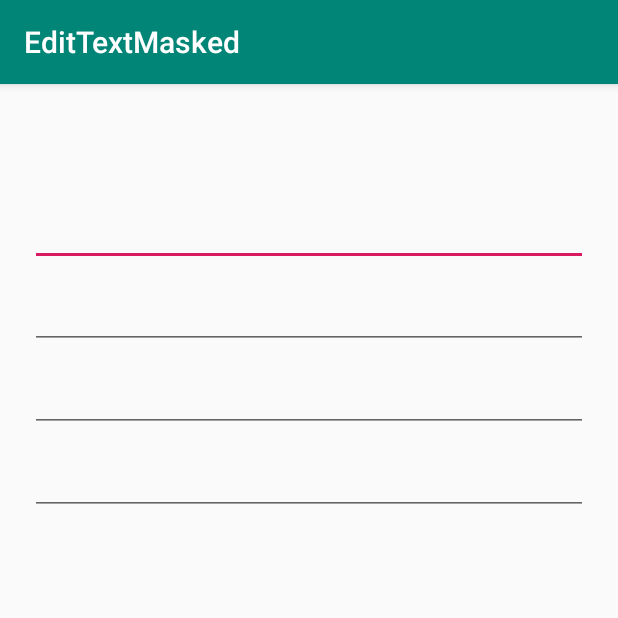
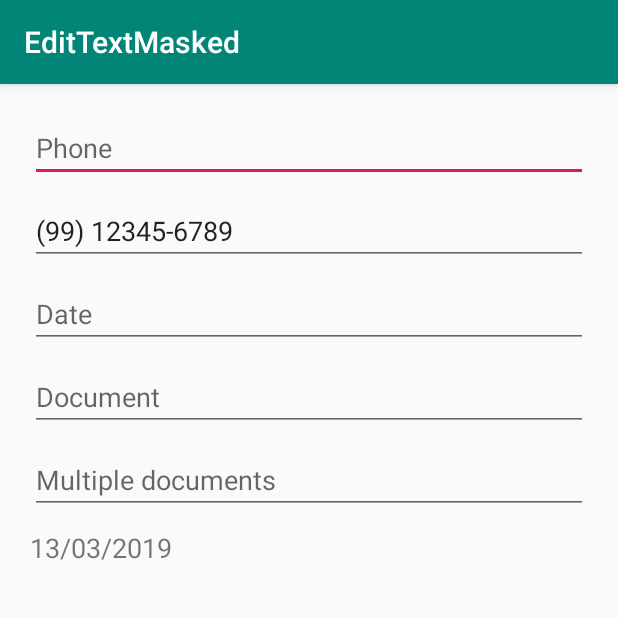
Before and after one commit to tokenlab/EditTextMasked, an Android app: the screen it shows after launch (MainActivity), on a phone screen of 412 x 824 dp, the top half of it. Run offline under Robolectric (Android 15) with nearby library versions, the phone set to English and light mode, and no system bars.

```diff
--- a/app/build.gradle
+++ b/app/build.gradle
@@ -29,4 +29,5 @@ dependencies {
     testImplementation 'junit:junit:4.12'
     androidTestImplementation 'com.android.support.test:runner:1.0.2'
     androidTestImplementation 'com.android.support.test.espresso:espresso-core:3.0.2'
+    implementation 'com.github.tokenlab:EditTextMasked:1.0.1'
 }
--- a/app/src/main/java/br/com/tokenlab/edittextmasked/sample/MainActivity.kt
+++ b/app/src/main/java/br/com/tokenlab/edittextmasked/sample/MainActivity.kt
@@ -1,21 +1,28 @@
 package br.com.tokenlab.edittextmasked.sample
 
-import android.content.Context
 import android.os.Bundle
 import android.support.v7.app.AppCompatActivity
-import android.util.AttributeSet
-import android.view.View
+import android.text.SpannableStringBuilder
 import br.com.tokenlab.edittextmasked.R
+import br.com.tokenlab.edittextmasked.setMask
+import br.com.tokenlab.edittextmasked.setMasks
 import kotlinx.android.synthetic.main.activity_main.*
 
-class MainActivity: AppCompatActivity() {
+class MainActivity : AppCompatActivity() {
+
 
     override fun onCreate(savedInstanceState: Bundle?) {
         super.onCreate(savedInstanceState)
         setContentView(R.layout.activity_main)
-    }
 
-    override fun onCreateView(parent: View?, name: String?, context: Context?, attrs: AttributeSet?): View {
-        return super.onCreateView(parent, name, context, attrs)
+        editTextPhone.setMask(mask = "(**) *****-****", replaceableSymbol = '*')
+        editTextPreFilledPhone.setMask("(##) #####-####")
+        editTextDate.setMask("##/##/####")
+        editTextDocument.setMask("###.###.###-##")
+        editTextMultipleDocuments.setMasks(listOf("###.###.###-##", "##.###.###/####-##"))
+
+        editTextPreFilledPhone.text = SpannableStringBuilder.valueOf("99123456789")
+        val someDate = "13032019"
+        textViewDate.text = someDate.setMask("##/##/####")
     }
 }
--- a/app/src/main/res/layout/activity_main.xml
+++ b/app/src/main/res/layout/activity_main.xml
@@ -1,33 +1,58 @@
 <?xml version="1.0" encoding="utf-8"?>
-<LinearLayout xmlns:android="http://schemas.android.com/apk/res/android"
+<ScrollView xmlns:android="http://schemas.android.com/apk/res/android"
+            android:layout_width="match_parent"
+            android:layout_height="match_parent">
+
+	<LinearLayout
+			android:layout_width="match_parent"
 			android:orientation="vertical"
-              android:layout_width="match_parent"
-              android:layout_height="match_parent"
 			android:padding="20dp"
-              android:layout_marginTop="?actionBarSize">
+			android:layout_height="wrap_content">
 
 		<EditText
 				android:id="@+id/editTextPhone"
 				android:layout_width="match_parent"
 				android:layout_height="wrap_content"
-            android:layout_marginBottom="10dp"/>
+				android:hint="@string/phone"
+				android:layout_marginBottom="10dp"
+				android:inputType="phone"/>
+
+		<EditText
+				android:id="@+id/editTextPreFilledPhone"
+				android:layout_width="match_parent"
+				android:layout_height="wrap_content"
+				android:hint="@string/pre_filled_phone"
+				android:layout_marginBottom="10dp"
+				android:inputType="phone"/>
 
 		<EditText
 				android:id="@+id/editTextDate"
 				android:layout_width="match_parent"
 				android:layout_height="wrap_content"
-            android:layout_marginBottom="10dp"/>
+				android:hint="@string/date"
+				android:layout_marginBottom="10dp"
+				android:inputType="date"/>
 
 		<EditText
 				android:id="@+id/editTextDocument"
 				android:layout_width="match_parent"
 				android:layout_height="wrap_content"
-            android:layout_marginBottom="10dp"/>
+				android:hint="@string/document"
+				android:layout_marginBottom="10dp"
+				android:inputType="number"/>
 
 		<EditText
-            android:id="@+id/editTextMultipleMask"
+				android:id="@+id/editTextMultipleDocuments"
 				android:layout_width="match_parent"
 				android:layout_height="wrap_content"
-            android:layout_marginBottom="10dp"/>
+				android:hint="@string/multipleDocuments"
+				android:layout_marginBottom="10dp"
+				android:inputType="number"/>
 
+		<TextView
+				android:id="@+id/textViewDate"
+				android:layout_width="match_parent"
+				android:layout_height="wrap_content"
+				android:textSize="18sp"/>
 	</LinearLayout>
+</ScrollView>
--- a/app/src/main/res/values/strings.xml
+++ b/app/src/main/res/values/strings.xml
@@ -1,3 +1,8 @@
 <resources>
     <string name="app_name">EditTextMasked</string>
+    <string name="phone">Phone</string>
+    <string name="pre_filled_phone">Pre-filled phone</string>
+    <string name="date">Date</string>
+    <string name="document">Document</string>
+    <string name="multipleDocuments">Multiple documents</string>
 </resources>
--- a/build.gradle
+++ b/build.gradle
@@ -19,7 +19,7 @@ allprojects {
     repositories {
         google()
         jcenter()
-
+        maven { url 'https://jitpack.io' }
     }
 }
 
--- a/edittextmaskedlibrary/src/main/java/br/com/tokenlab/edittextmasked/MaskTextWatcher.kt
+++ b/edittextmaskedlibrary/src/main/java/br/com/tokenlab/edittextmasked/MaskTextWatcher.kt
@@ -6,8 +6,6 @@ import android.widget.EditText
 import java.util.regex.Pattern
 
 /**
- * Author: Ludmila Maschio (android developer @ Tokenlab)
- *
  * This class was made to format the inserted texts in the configured mask.
  * Accept any type of mask.
  *
```
Lines whose indentation alone changed are shown as unchanged.
